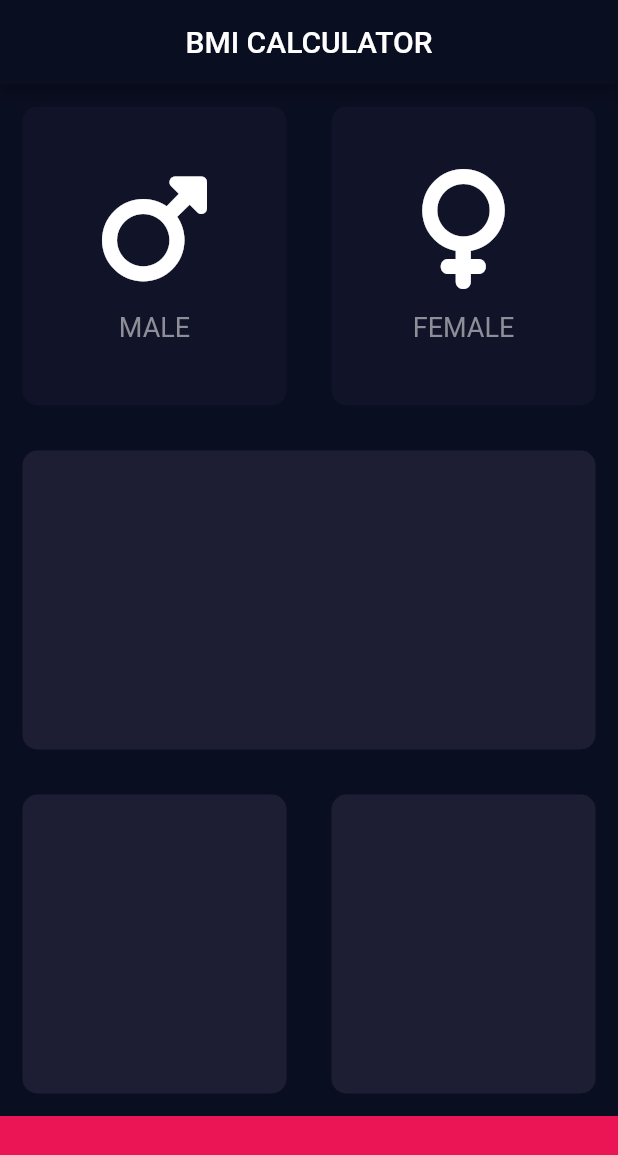
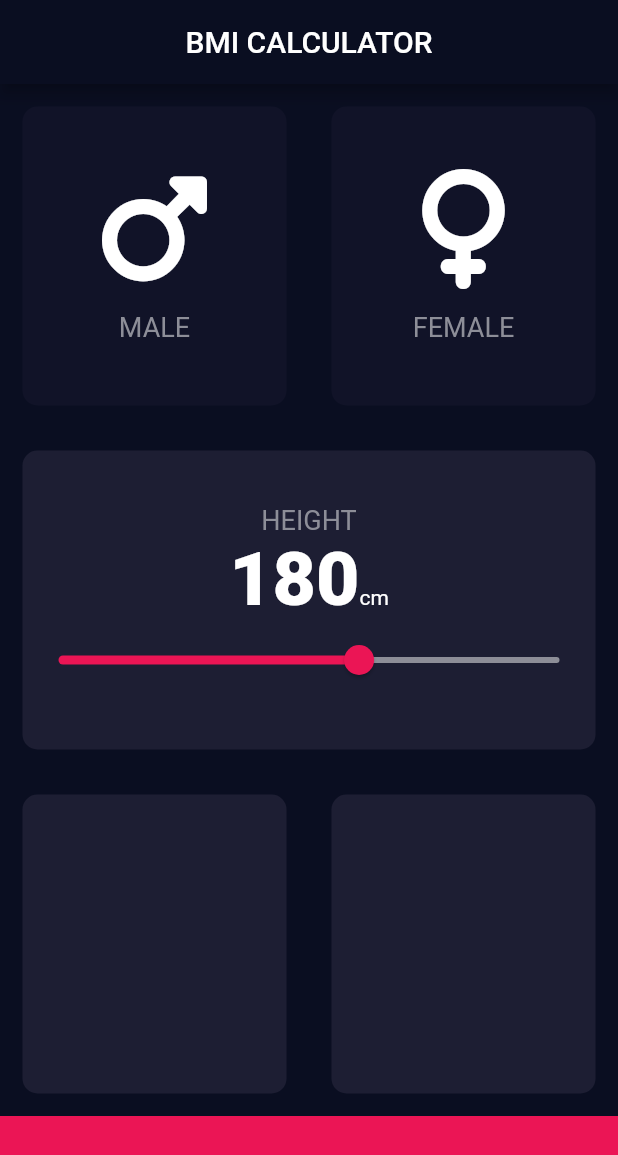
Before and after one commit to DanielGoye/dart_example, a Flutter app: the screen it shows after launch, on a phone screen of 412 x 824 dp. Shown: the top 1155 px of the screen. Run offline on Flutter 3.47's test engine with Material 2 defaults, Android fonts, the phone set to English and light mode, and no system bars; our stand-ins replace font_awesome_flutter.

```diff
--- a/lib/constants.dart
+++ b/lib/constants.dart
@@ -3,6 +3,7 @@ import 'package:flutter/material.dart';
 const kActiveCardColor = Color(0xFF1d1e33);
 const kInactiveCardColor = Color(0xFF111328);
 const kButtonColor = Color(0xFFEB1555);
+const kNumberTextStyle = TextStyle(fontSize: 50, fontWeight: FontWeight.w900);
 
 const kLabelStyle = TextStyle(
   fontSize: 18,
--- a/lib/input_page.dart
+++ b/lib/input_page.dart
@@ -15,12 +15,14 @@ class InputPage extends StatefulWidget {
 
 class _InputPageState extends State<InputPage> {
   Gender gender = Gender.notSelected;
+  int height = 180;
 
   @override
   Widget build(BuildContext context) {
     return Scaffold(
       appBar: AppBar(title: const Text('BMI CALCULATOR'), centerTitle: true),
       body: Column(
+        crossAxisAlignment: CrossAxisAlignment.stretch,
         children: [
           Expanded(
             child: Row(
@@ -63,7 +65,35 @@ class _InputPageState extends State<InputPage> {
           Expanded(
             child: ReusableCard(
               color: kActiveCardColor,
-              cardChild: Container(),
+              cardChild: Column(
+                mainAxisAlignment: MainAxisAlignment.center,
+                children: [
+                  const Text(
+                    "HEIGHT",
+                    style: kLabelStyle,
+                  ),
+                  Row(
+                    mainAxisAlignment: MainAxisAlignment.center,
+                    crossAxisAlignment: CrossAxisAlignment.baseline,
+                    textBaseline: TextBaseline.alphabetic,
+                    children: [
+                      Text(height.toString(), style: kNumberTextStyle),
+                      const Text('cm'),
+                    ],
+                  ),
+                  Slider(
+                      value: height.toDouble(),
+                      min: 120,
+                      max: 220,
+                      activeColor: const Color(0xFFEB1555),
+                      inactiveColor: const Color(0xFF8D8E98),
+                      onChanged: (double value) {
+                        setState(() {
+                          height = value.toInt();
+                        });
+                      }),
+                ],
+              ),
               onPressed: () {},
             ),
           ),
```
